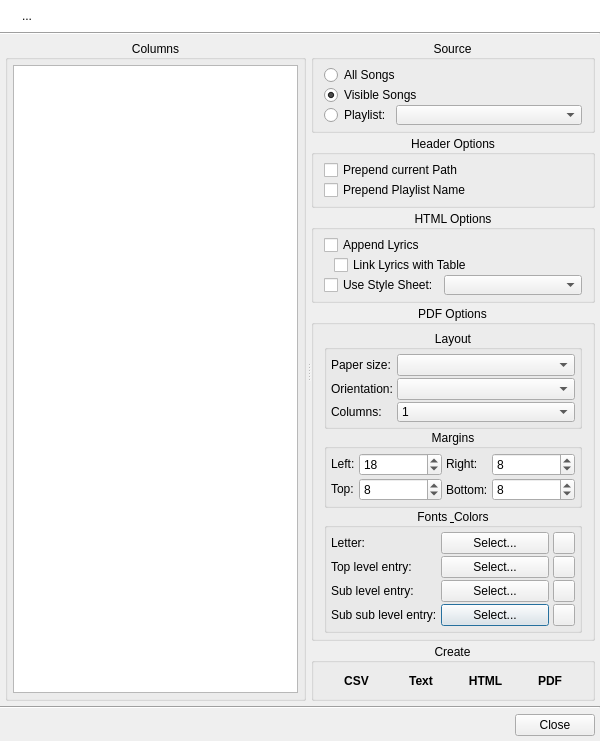
Qt form src/report/QUReportDialog.ui (UltraStar-Deluxe/UltraStar-Manager) before a commit.
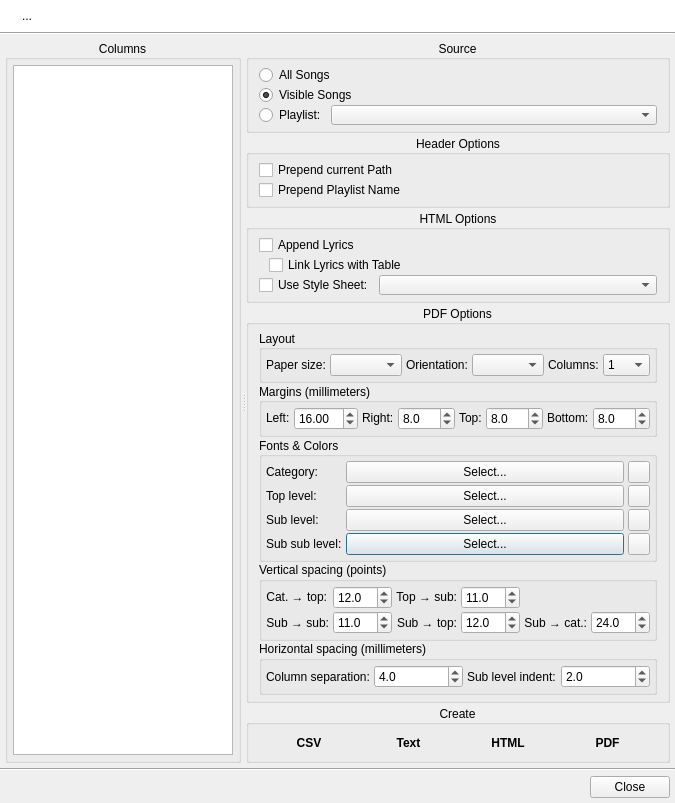
The same form after that commit. Icons and pictures are not drawn.

Commit message: Some further improvements to the PDF report: customizable spacing, correct output for categories other than artist/title.

The edit to the form file:
```diff
--- a/src/report/QUReportDialog.ui
+++ b/src/report/QUReportDialog.ui
@@ -6,8 +6,8 @@
    <rect>
     <x>0</x>
     <y>0</y>
-    <width>600</width>
-    <height>682</height>
+    <width>675</width>
+    <height>718</height>
    </rect>
   </property>
   <property name="windowTitle">
@@ -553,7 +553,7 @@
                <string>Layout</string>
               </property>
               <property name="alignment">
-               <set>Qt::AlignCenter</set>
+               <set>Qt::AlignLeading|Qt::AlignLeft|Qt::AlignVCenter</set>
               </property>
               <property name="flat">
                <bool>true</bool>
@@ -577,23 +577,7 @@
                <property name="verticalSpacing">
                 <number>2</number>
                </property>
-               <item row="0" column="0">
-                <widget class="QLabel" name="label">
-                 <property name="sizePolicy">
-                  <sizepolicy hsizetype="Fixed" vsizetype="Fixed">
-                   <horstretch>0</horstretch>
-                   <verstretch>0</verstretch>
-                  </sizepolicy>
-                 </property>
-                 <property name="text">
-                  <string>Paper size:</string>
-                 </property>
-                </widget>
-               </item>
-               <item row="0" column="1">
-                <widget class="QComboBox" name="paperSizeCombo"/>
-               </item>
-               <item row="1" column="0">
+               <item row="0" column="2">
                 <widget class="QLabel" name="label_2">
                  <property name="sizePolicy">
                   <sizepolicy hsizetype="Fixed" vsizetype="Fixed">
@@ -606,10 +590,10 @@
                  </property>
                 </widget>
                </item>
-               <item row="1" column="1">
+               <item row="0" column="3">
                 <widget class="QComboBox" name="orientationCombo"/>
                </item>
-               <item row="2" column="0">
+               <item row="0" column="4">
                 <widget class="QLabel" name="label_3">
                  <property name="sizePolicy">
                   <sizepolicy hsizetype="Fixed" vsizetype="Fixed">
@@ -622,7 +606,23 @@
                  </property>
                 </widget>
                </item>
-               <item row="2" column="1">
+               <item row="0" column="0">
+                <widget class="QLabel" name="label">
+                 <property name="sizePolicy">
+                  <sizepolicy hsizetype="Fixed" vsizetype="Fixed">
+                   <horstretch>0</horstretch>
+                   <verstretch>0</verstretch>
+                  </sizepolicy>
+                 </property>
+                 <property name="text">
+                  <string>Paper size:</string>
+                 </property>
+                </widget>
+               </item>
+               <item row="0" column="1">
+                <widget class="QComboBox" name="paperSizeCombo"/>
+               </item>
+               <item row="0" column="5">
                 <widget class="QComboBox" name="layoutColumnsCombo">
                  <property name="minimumSize">
                   <size>
@@ -658,10 +658,10 @@
             <item>
              <widget class="QGroupBox" name="groupBox">
               <property name="title">
-               <string>Margins</string>
+               <string>Margins (millimeters)</string>
               </property>
               <property name="alignment">
-               <set>Qt::AlignCenter</set>
+               <set>Qt::AlignLeading|Qt::AlignLeft|Qt::AlignVCenter</set>
               </property>
               <property name="flat">
                <bool>true</bool>
@@ -685,6 +685,32 @@
                <property name="verticalSpacing">
                 <number>2</number>
                </property>
+               <item row="0" column="6">
+                <widget class="QLabel" name="label_7">
+                 <property name="sizePolicy">
+                  <sizepolicy hsizetype="Fixed" vsizetype="Fixed">
+                   <horstretch>0</horstretch>
+                   <verstretch>0</verstretch>
+                  </sizepolicy>
+                 </property>
+                 <property name="text">
+                  <string>Bottom:</string>
+                 </property>
+                </widget>
+               </item>
+               <item row="0" column="4">
+                <widget class="QLabel" name="label_6">
+                 <property name="sizePolicy">
+                  <sizepolicy hsizetype="Fixed" vsizetype="Fixed">
+                   <horstretch>0</horstretch>
+                   <verstretch>0</verstretch>
+                  </sizepolicy>
+                 </property>
+                 <property name="text">
+                  <string>Top:</string>
+                 </property>
+                </widget>
+               </item>
                <item row="0" column="0">
                 <widget class="QLabel" name="label_4">
                  <property name="sizePolicy">
@@ -698,19 +724,6 @@
                  </property>
                 </widget>
                </item>
-               <item row="0" column="1">
-                <widget class="QSpinBox" name="leftMargin">
-                 <property name="sizePolicy">
-                  <sizepolicy hsizetype="Minimum" vsizetype="Fixed">
-                   <horstretch>0</horstretch>
-                   <verstretch>0</verstretch>
-                  </sizepolicy>
-                 </property>
-                 <property name="value">
-                  <number>18</number>
-                 </property>
-                </widget>
-               </item>
                <item row="0" column="2">
                 <widget class="QLabel" name="label_5">
                  <property name="sizePolicy">
@@ -724,50 +737,55 @@
                  </property>
                 </widget>
                </item>
+               <item row="0" column="1">
+                <widget class="QDoubleSpinBox" name="leftMargin">
+                 <property name="sizePolicy">
+                  <sizepolicy hsizetype="Minimum" vsizetype="Fixed">
+                   <horstretch>0</horstretch>
+                   <verstretch>0</verstretch>
+                  </sizepolicy>
+                 </property>
+                 <property name="maximum">
+                  <double>100.000000000000000</double>
+                 </property>
+                 <property name="value">
+                  <double>16.000000000000000</double>
+                 </property>
+                </widget>
+               </item>
                <item row="0" column="3">
-                <widget class="QSpinBox" name="rightMargin">
+                <widget class="QDoubleSpinBox" name="rightMargin">
                  <property name="sizePolicy">
                   <sizepolicy hsizetype="Minimum" vsizetype="Fixed">
                    <horstretch>0</horstretch>
                    <verstretch>0</verstretch>
                   </sizepolicy>
                  </property>
+                 <property name="decimals">
+                  <number>1</number>
+                 </property>
                  <property name="value">
-                  <number>8</number>
+                  <double>8.000000000000000</double>
                  </property>
                 </widget>
                </item>
-               <item row="1" column="0">
-                <widget class="QLabel" name="label_6">
-                 <property name="sizePolicy">
-                  <sizepolicy hsizetype="Fixed" vsizetype="Fixed">
-                   <horstretch>0</horstretch>
-                   <verstretch>0</verstretch>
-                  </sizepolicy>
+               <item row="0" column="5">
+                <widget class="QDoubleSpinBox" name="topMargin">
+                 <property name="decimals">
+                  <number>1</number>
                  </property>
-                 <property name="text">
-                  <string>Top:</string>
-                 </property>
-                </widget>
-               </item>
-               <item row="1" column="1">
-                <widget class="QSpinBox" name="topMargin">
                  <property name="value">
-                  <number>8</number>
+                  <double>8.000000000000000</double>
                  </property>
                 </widget>
                </item>
-               <item row="1" column="2">
-                <widget class="QLabel" name="label_7">
-                 <property name="text">
-                  <string>Bottom:</string>
+               <item row="0" column="7">
+                <widget class="QDoubleSpinBox" name="bottomMargin">
+                 <property name="decimals">
+                  <number>1</number>
                  </property>
-                </widget>
-               </item>
-               <item row="1" column="3">
-                <widget class="QSpinBox" name="bottomMargin">
                  <property name="value">
-                  <number>8</number>
+                  <double>8.000000000000000</double>
                  </property>
                 </widget>
                </item>
@@ -777,10 +795,10 @@
             <item>
              <widget class="QGroupBox" name="groupBox_3">
               <property name="title">
-               <string>Fonts &amp; Colors</string>
+               <string>Fonts &amp;&amp; Colors</string>
               </property>
               <property name="alignment">
-               <set>Qt::AlignCenter</set>
+               <set>Qt::AlignLeading|Qt::AlignLeft|Qt::AlignVCenter</set>
               </property>
               <property name="flat">
                <bool>true</bool>
@@ -814,13 +832,13 @@
                <item row="1" column="0">
                 <widget class="QLabel" name="label_9">
                  <property name="sizePolicy">
-                  <sizepolicy hsizetype="Fixed" vsizetype="Preferred">
+                  <sizepolicy hsizetype="Fixed" vsizetype="Fixed">
                    <horstretch>0</horstretch>
                    <verstretch>0</verstretch>
                   </sizepolicy>
                  </property>
                  <property name="text">
-                  <string>Top level entry:</string>
+                  <string>Top level:</string>
                  </property>
                 </widget>
                </item>
@@ -834,39 +852,39 @@
                <item row="3" column="0">
                 <widget class="QLabel" name="label_11">
                  <property name="sizePolicy">
-                  <sizepolicy hsizetype="Fixed" vsizetype="Preferred">
+                  <sizepolicy hsizetype="Fixed" vsizetype="Fixed">
                    <horstretch>0</horstretch>
                    <verstretch>0</verstretch>
                   </sizepolicy>
                  </property>
                  <property name="text">
-                  <string>Sub sub level entry:</string>
+                  <string>Sub sub level:</string>
                  </property>
                 </widget>
                </item>
                <item row="2" column="0">
                 <widget class="QLabel" name="label_10">
                  <property name="sizePolicy">
-                  <sizepolicy hsizetype="Fixed" vsizetype="Preferred">
+                  <sizepolicy hsizetype="Fixed" vsizetype="Fixed">
                    <horstretch>0</horstretch>
                    <verstretch>0</verstretch>
                   </sizepolicy>
                  </property>
                  <property name="text">
-                  <string>Sub level entry:</string>
+                  <string>Sub level:</string>
                  </property>
                 </widget>
                </item>
                <item row="0" column="0">
                 <widget class="QLabel" name="label_8">
                  <property name="sizePolicy">
-                  <sizepolicy hsizetype="Fixed" vsizetype="Preferred">
+                  <sizepolicy hsizetype="Fixed" vsizetype="Fixed">
                    <horstretch>0</horstretch>
                    <verstretch>0</verstretch>
                   </sizepolicy>
                  </property>
                  <property name="text">
-                  <string>Letter:</string>
+                  <string>Category:</string>
                  </property>
                 </widget>
                </item>
@@ -942,6 +960,233 @@
               </layout>
              </widget>
             </item>
+            <item>
+             <widget class="QGroupBox" name="groupBox_4">
+              <property name="title">
+               <string>Vertical spacing (points)</string>
+              </property>
+              <property name="flat">
+               <bool>true</bool>
+              </property>
+              <layout class="QGridLayout" name="gridLayout_4">
+               <property name="leftMargin">
+                <number>4</number>
+               </property>
+               <property name="topMargin">
+                <number>4</number>
+               </property>
+               <property name="rightMargin">
+                <number>4</number>
+               </property>
+               <property name="bottomMargin">
+                <number>4</number>
+               </property>
+               <property name="horizontalSpacing">
+                <number>4</number>
+               </property>
+               <property name="verticalSpacing">
+                <number>2</number>
+               </property>
+               <item row="0" column="0">
+                <widget class="QLabel" name="label_12">
+                 <property name="sizePolicy">
+                  <sizepolicy hsizetype="Fixed" vsizetype="Fixed">
+                   <horstretch>0</horstretch>
+                   <verstretch>0</verstretch>
+                  </sizepolicy>
+                 </property>
+                 <property name="text">
+                  <string>Cat. → top:</string>
+                 </property>
+                 <property name="alignment">
+                  <set>Qt::AlignRight|Qt::AlignTrailing|Qt::AlignVCenter</set>
+                 </property>
+                </widget>
+               </item>
+               <item row="0" column="2">
+                <widget class="QLabel" name="label_13">
+                 <property name="sizePolicy">
+                  <sizepolicy hsizetype="Fixed" vsizetype="Fixed">
+                   <horstretch>0</horstretch>
+                   <verstretch>0</verstretch>
+                  </sizepolicy>
+                 </property>
+                 <property name="text">
+                  <string>Top → sub:</string>
+                 </property>
+                 <property name="alignment">
+                  <set>Qt::AlignRight|Qt::AlignTrailing|Qt::AlignVCenter</set>
+                 </property>
+                </widget>
+               </item>
+               <item row="1" column="2">
+                <widget class="QLabel" name="label_15">
+                 <property name="text">
+                  <string>Sub → top:</string>
+                 </property>
+                 <property name="alignment">
+                  <set>Qt::AlignRight|Qt::AlignTrailing|Qt::AlignVCenter</set>
+                 </property>
+                </widget>
+               </item>
+               <item row="1" column="4">
+                <widget class="QLabel" name="label_16">
+                 <property name="text">
+                  <string>Sub → cat.:</string>
+                 </property>
+                 <property name="alignment">
+                  <set>Qt::AlignRight|Qt::AlignTrailing|Qt::AlignVCenter</set>
+                 </property>
+                </widget>
+               </item>
+               <item row="1" column="0">
+                <widget class="QLabel" name="label_14">
+                 <property name="text">
+                  <string>Sub → sub:</string>
+                 </property>
+                 <property name="alignment">
+                  <set>Qt::AlignRight|Qt::AlignTrailing|Qt::AlignVCenter</set>
+                 </property>
+                </widget>
+               </item>
+               <item row="0" column="1">
+                <widget class="QDoubleSpinBox" name="categoryToTopLevelVSepDoubleSpinBox">
+                 <property name="decimals">
+                  <number>1</number>
+                 </property>
+                 <property name="minimum">
+                  <double>1.000000000000000</double>
+                 </property>
+                 <property name="value">
+                  <double>12.000000000000000</double>
+                 </property>
+                </widget>
+               </item>
+               <item row="0" column="3">
+                <widget class="QDoubleSpinBox" name="topLevelToSubLevelVSepDoubleSpinBox">
+                 <property name="decimals">
+                  <number>1</number>
+                 </property>
+                 <property name="minimum">
+                  <double>1.000000000000000</double>
+                 </property>
+                 <property name="maximum">
+                  <double>100.000000000000000</double>
+                 </property>
+                 <property name="value">
+                  <double>11.000000000000000</double>
+                 </property>
+                </widget>
+               </item>
+               <item row="1" column="1">
+                <widget class="QDoubleSpinBox" name="subLevelToSubLevelVSepDoubleSpinBox">
+                 <property name="decimals">
+                  <number>1</number>
+                 </property>
+                 <property name="minimum">
+                  <double>1.000000000000000</double>
+                 </property>
+                 <property name="value">
+                  <double>11.000000000000000</double>
+                 </property>
+                </widget>
+               </item>
+               <item row="1" column="3">
+                <widget class="QDoubleSpinBox" name="subLevelToTopLevelVSepDoubleSpinBox">
+                 <property name="decimals">
+                  <number>1</number>
+                 </property>
+                 <property name="minimum">
+                  <double>1.000000000000000</double>
+                 </property>
+                 <property name="value">
+                  <double>12.000000000000000</double>
+                 </property>
+                </widget>
+               </item>
+               <item row="1" column="5">
+                <widget class="QDoubleSpinBox" name="subLevelToCategoryVSepDoubleSpinBox">
+                 <property name="decimals">
+                  <number>1</number>
+                 </property>
+                 <property name="minimum">
+                  <double>1.000000000000000</double>
+                 </property>
+                 <property name="value">
+                  <double>24.000000000000000</double>
+                 </property>
+                </widget>
+               </item>
+              </layout>
+             </widget>
+            </item>
+            <item>
+             <widget class="QGroupBox" name="groupBox_5">
+              <property name="title">
+               <string>Horizontal spacing (millimeters)</string>
+              </property>
+              <property name="flat">
+               <bool>true</bool>
+              </property>
+              <layout class="QGridLayout" name="gridLayout_5">
+               <property name="leftMargin">
+                <number>4</number>
+               </property>
+               <property name="topMargin">
+                <number>4</number>
+               </property>
+               <property name="rightMargin">
+                <number>4</number>
+               </property>
+               <property name="bottomMargin">
+                <number>4</number>
+               </property>
+               <property name="horizontalSpacing">
+                <number>4</number>
+               </property>
+               <property name="verticalSpacing">
+                <number>2</number>
+               </property>
+               <item row="0" column="2">
+                <widget class="QLabel" name="label_17">
+                 <property name="text">
+                  <string>Sub level indent:</string>
+                 </property>
+                </widget>
+               </item>
+               <item row="0" column="0">
+                <widget class="QLabel" name="label_18">
+                 <property name="text">
+                  <string>Column separation:</string>
+                 </property>
+                </widget>
+               </item>
+               <item row="0" column="1">
+                <widget class="QDoubleSpinBox" name="colHSepDoubleSpinBox">
+                 <property name="decimals">
+                  <number>1</number>
+                 </property>
+                 <property name="minimum">
+                  <double>1.000000000000000</double>
+                 </property>
+                 <property name="value">
+                  <double>4.000000000000000</double>
+                 </property>
+                </widget>
+               </item>
+               <item row="0" column="3">
+                <widget class="QDoubleSpinBox" name="subLevelEntryHIndentDoubleSpinBox">
+                 <property name="decimals">
+                  <number>1</number>
+                 </property>
+                 <property name="value">
+                  <double>2.000000000000000</double>
+                 </property>
+                </widget>
+               </item>
+              </layout>
+             </widget>
+            </item>
            </layout>
           </widget>
          </item>
```
Left out of the diff: 14 changed lines with no effect on the pictures. The commit also changes 4 other files.
